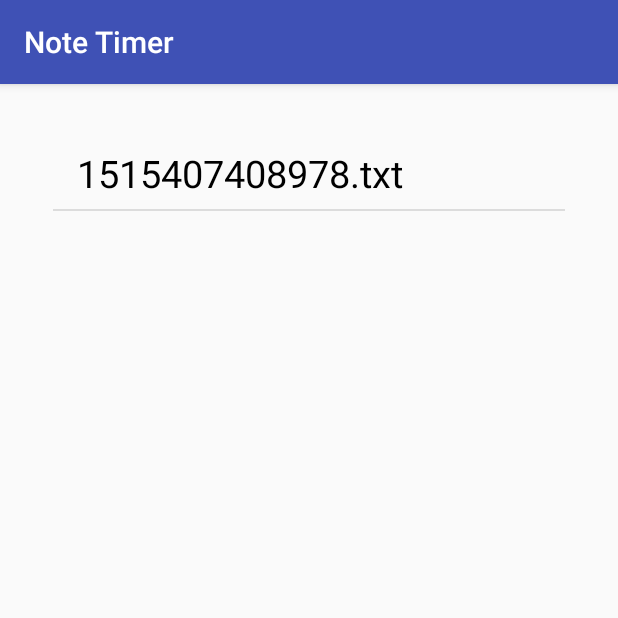
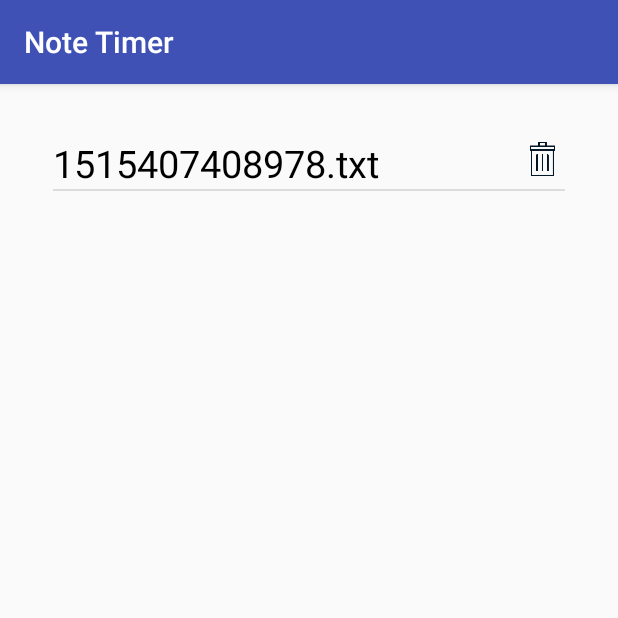
Before and after one commit to smjcrane/Note-Timer, an Android app: the SelectNoteActivity screen opened directly, with no data from a screen before it, on a phone screen of 412 x 824 dp, the top half of it. Run offline under Robolectric (Android 15) with nearby library versions, the phone set to English and light mode, and no system bars.

```diff
--- /dev/null
+++ b/app/src/main/java/uk/ac/cam/sc989/notetimer/MyAdapter.java
@@ -0,0 +1,57 @@
+package uk.ac.cam.sc989.notetimer;
+
+import android.content.Context;
+import android.content.Intent;
+import android.support.v7.widget.SwitchCompat;
+import android.view.LayoutInflater;
+import android.view.View;
+import android.view.ViewGroup;
+import android.widget.ArrayAdapter;
+import android.widget.BaseAdapter;
+import android.widget.Button;
+import android.widget.CompoundButton;
+import android.widget.ImageView;
+import android.widget.TextView;
+
+import java.io.File;
+import java.util.ArrayList;
+import java.util.Arrays;
+
+/**
+ * Created by Simon on 08/01/2018.
+ */
+
+public class MyAdapter extends ArrayAdapter<File> {
+    private Context mContext;
+    private ArrayList<File> files;
+
+    public MyAdapter(Context context, ArrayList arr){
+        super(context, R.layout.list_item_note, arr);
+        mContext = context;
+        files = arr;
+    }
+
+    public View getView(final int position, View view, ViewGroup parent){
+        if (view == null) {
+            LayoutInflater vi;
+            vi = LayoutInflater.from(getContext());
+            view = vi.inflate(R.layout.list_item_note, null);
+        }
+
+        TextView displayName = (TextView) view.findViewById(R.id.fileName);
+        displayName.setText(files.get(position).getName());
+
+        ImageView bin = (ImageView) view.findViewById(R.id.bin);
+        bin.setOnClickListener(new View.OnClickListener() {
+            @Override
+            public void onClick(View view) {
+                File file = files.get(position);
+                file.delete();
+                files.remove(position);
+                notifyDataSetChanged();
+            }
+        });
+        return view;
+    }
+
+}
--- a/app/src/main/java/uk/ac/cam/sc989/notetimer/SelectNoteActivity.java
+++ b/app/src/main/java/uk/ac/cam/sc989/notetimer/SelectNoteActivity.java
@@ -27,7 +27,7 @@ public class SelectNoteActivity extends AppCompatActivity {
 
         File[] files = getFilesDir().listFiles();
 
-        ArrayList<String> names = new ArrayList<>();
+        ArrayList<File> names = new ArrayList<>();
 
         fileMap = new HashMap<>();
 
@@ -36,13 +36,13 @@ public class SelectNoteActivity extends AppCompatActivity {
             File f = files[i];
             String name = f.getName();
             if (name.substring(name.length() - 4).equals(".txt")){
-                names.add(f.getName());
+                names.add(f);
                 fileMap.put(i, f);
             }
         }
 
 
-        ArrayAdapter adapter = new ArrayAdapter(this, android.R.layout.simple_list_item_1, names);
+        MyAdapter adapter = new MyAdapter(this, names);
         listView.setAdapter(adapter);
 
         listView.setOnItemClickListener(new AdapterView.OnItemClickListener() {
--- /dev/null
+++ b/app/src/main/res/layout/list_item_note.xml
@@ -0,0 +1,21 @@
+<?xml version="1.0" encoding="utf-8"?>
+<LinearLayout xmlns:android="http://schemas.android.com/apk/res/android"
+    xmlns:app="http://schemas.android.com/apk/res-auto"
+    xmlns:tools="http://schemas.android.com/tools"
+    android:orientation="horizontal"
+    android:layout_width="match_parent"
+    android:layout_height="match_parent">
+
+    <TextView
+        android:id="@+id/fileName"
+        android:layout_width="0dp"
+        android:layout_weight="1"
+        android:layout_height="wrap_content" />
+
+    <ImageView
+        android:id="@+id/bin"
+        android:src="@drawable/bin"
+        android:layout_width="30sp"
+        android:layout_height="30sp" />
+
+</LinearLayout>
```
Also changed, not shown: app/src/main/res/drawable/bin.png (added).
